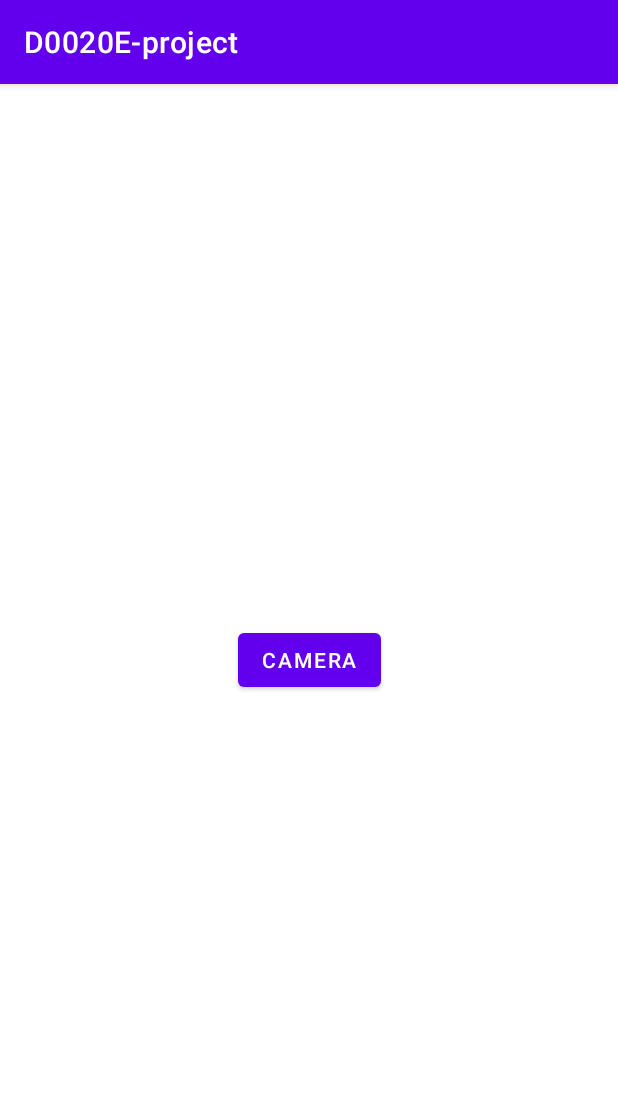
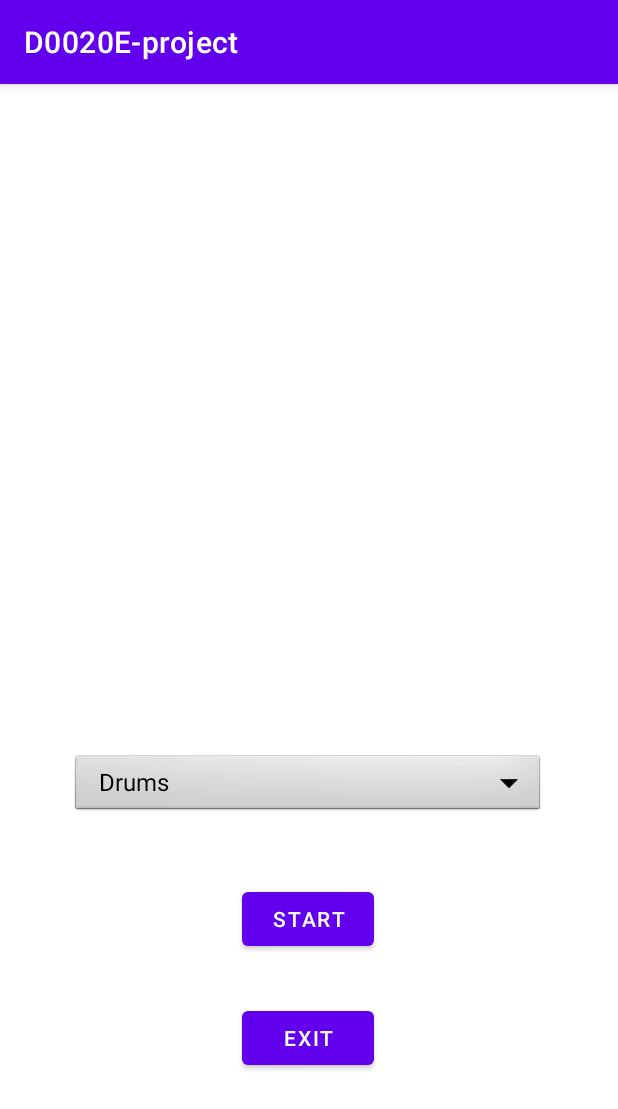
Before and after one commit to Simonnyberg93/D0020E-project, an Android app: the screen it shows after launch (MainActivity), on a phone screen of 412 x 824 dp. Shown: the top 1109 px of the screen. Run offline under Robolectric (Android 15) with nearby library versions, the phone set to English and light mode, and no system bars.

Commit message:
different sound player, should be better..

```diff
--- a/app/src/main/java/com/example/d0020e_project/MainActivity.java
+++ b/app/src/main/java/com/example/d0020e_project/MainActivity.java
@@ -1,15 +1,26 @@
 package com.example.d0020e_project;
 
 import androidx.appcompat.app.AppCompatActivity;
+import androidx.recyclerview.widget.RecyclerView;
 
 import android.content.Intent;
 import android.media.MediaPlayer;
 import android.os.Bundle;
 import android.view.WindowManager;
+import android.widget.ArrayAdapter;
 import android.widget.Button;
+import android.widget.Spinner;
 
 
 public class MainActivity extends AppCompatActivity {
+
+    /*
+    * Todo, switch on profile and set appropiate sounds.
+    * */
+    public int[] getSounds(String profile) {
+        return new int[] {R.raw.drumhihat, R.raw.drumkick, R.raw.drumlonghat, R.raw.drumshorthat,
+                R.raw.drumsnare1, R.raw.drumsnare2, R.raw.drumsnare3, R.raw.drumsnare4, R.raw.drumsnarelong};
+    }
 
     @Override
     protected void onCreate(Bundle savedInstanceState) {
@@ -19,9 +30,16 @@ public class MainActivity extends AppCompatActivity {
         // make sure screen does not go dark
         getWindow().addFlags( WindowManager.LayoutParams.FLAG_KEEP_SCREEN_ON);
 
+        Spinner soundProfileDropdown = findViewById( R.id.spinner1 );
+        String[] soundprofiles = new String[] {"Drums", "Piano", "Guitar", "Trumpet"};
+        ArrayAdapter<String> adapter = new ArrayAdapter<>( this, android.R.layout.simple_spinner_dropdown_item, soundprofiles );
+        soundProfileDropdown.setAdapter( adapter );
+
         Button camBtn = findViewById(R.id.cameraBtn);
         camBtn.setOnClickListener( v -> {
-            startActivity( new Intent(MainActivity.this, CameraActivity.class) );
+
+            startActivity( new Intent(MainActivity.this, CameraActivity.class).putExtra("SoundProfile",
+                    getSounds( (String) soundProfileDropdown.getSelectedItem())));
             finish();
         } );
 
--- a/app/src/main/res/layout/activity_main.xml
+++ b/app/src/main/res/layout/activity_main.xml
@@ -7,15 +7,41 @@
     tools:context=".MainActivity">
 
 
+    <Spinner
+        android:id="@+id/spinner1"
+        android:layout_width="316dp"
+        android:layout_height="44dp"
+        android:background="@android:drawable/btn_dropdown"
+        android:spinnerMode="dropdown"
+        app:layout_constraintBottom_toTopOf="@+id/cameraBtn"
+        app:layout_constraintEnd_toEndOf="parent"
+        app:layout_constraintHorizontal_bias="0.494"
+        app:layout_constraintStart_toStartOf="parent"
+        app:layout_constraintTop_toTopOf="parent"
+        app:layout_constraintVertical_bias="0.911" />
+
     <Button
         android:id="@+id/cameraBtn"
         android:layout_width="wrap_content"
         android:layout_height="wrap_content"
-        android:text="Camera"
+        android:text="Start"
+        app:layout_constraintBottom_toTopOf="@+id/exitBtn"
+        app:layout_constraintEnd_toEndOf="parent"
+        app:layout_constraintHorizontal_bias="0.498"
+        app:layout_constraintStart_toStartOf="parent"
+        app:layout_constraintTop_toTopOf="parent"
+        app:layout_constraintVertical_bias="0.944" />
+
+    <Button
+        android:id="@+id/exitBtn"
+        android:layout_width="wrap_content"
+        android:layout_height="wrap_content"
+        android:layout_marginBottom="108dp"
+        android:text="Exit"
         app:layout_constraintBottom_toBottomOf="parent"
         app:layout_constraintEnd_toEndOf="parent"
-        app:layout_constraintStart_toStartOf="parent"
-        app:layout_constraintTop_toTopOf="parent" />
+        app:layout_constraintHorizontal_bias="0.498"
+        app:layout_constraintStart_toStartOf="parent" />
 
 
 </androidx.constraintlayout.widget.ConstraintLayout>
--- a/app/src/main/res/layout/camera_activity.xml
+++ b/app/src/main/res/layout/camera_activity.xml
@@ -16,7 +16,7 @@
             android:layout_height="wrap_content"
             android:layout_marginStart="84dp"
             android:layout_marginBottom="4dp"
-            android:text="Back"
+            android:text="Go Back"
             app:layout_constraintBottom_toBottomOf="parent"
             app:layout_constraintStart_toStartOf="parent" />
 
@@ -25,7 +25,7 @@
             android:layout_width="0dp"
             android:layout_height="0dp"
             android:rotation="0"
-            app:camera_id="front"
+            app:camera_id="back"
             app:layout_constraintBottom_toTopOf="@+id/btnBack"
             app:layout_constraintEnd_toEndOf="parent"
             app:layout_constraintHorizontal_bias="0.0"
```
Also changed, not shown: app/src/main/java/com/example/d0020e_project/CameraActivity.java (+14 -18 lines), app/src/main/java/com/example/d0020e_project/SoundPlayer.java (added, +82 -0 lines), 10 other files.
